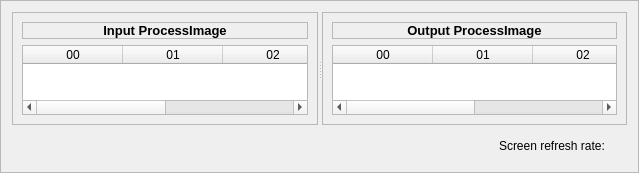
Above: apps/demo_qt_advanced/plk_qt_gui/ui/ProcessImageMemory.ui from OpenAutomationTechnologies/openPOWERLINK_Qt_App before the change. Below: the same form after it.
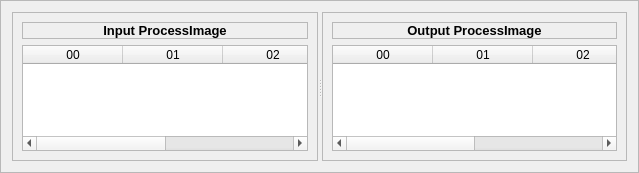
That is the form after the change.

Commit message: [TASK] Remove screen refresh rate in the GUI.

What changed in the file:
```diff
--- a/apps/demo_qt_advanced/plk_qt_gui/ui/ProcessImageMemory.ui
+++ b/apps/demo_qt_advanced/plk_qt_gui/ui/ProcessImageMemory.ui
@@ -173,54 +173,6 @@
      </widget>
     </widget>
    </item>
-   <item>
-    <widget class="QWidget" name="widget" native="true">
-     <property name="maximumSize">
-      <size>
-       <width>16777215</width>
-       <height>30</height>
-      </size>
-     </property>
-     <layout class="QHBoxLayout" name="horizontalLayout">
-      <item>
-       <spacer name="horizontalSpacer">
-        <property name="orientation">
-         <enum>Qt::Horizontal</enum>
-        </property>
-        <property name="sizeHint" stdset="0">
-         <size>
-          <width>495</width>
-          <height>20</height>
-         </size>
-        </property>
-       </spacer>
-      </item>
-      <item>
-       <widget class="QLabel" name="label">
-        <property name="toolTip">
-         <string>Refresh rate of the data on the screen</string>
-        </property>
-        <property name="text">
-         <string>Screen refresh rate:</string>
-        </property>
-       </widget>
-      </item>
-      <item>
-       <widget class="QLabel" name="refreshRate">
-        <property name="maximumSize">
-         <size>
-          <width>16777215</width>
-          <height>25</height>
-         </size>
-        </property>
-        <property name="alignment">
-         <set>Qt::AlignRight|Qt::AlignTrailing|Qt::AlignVCenter</set>
-        </property>
-       </widget>
-      </item>
-     </layout>
-    </widget>
-   </item>
   </layout>
  </widget>
  <resources/>
```
The commit also changes 2 other files.
